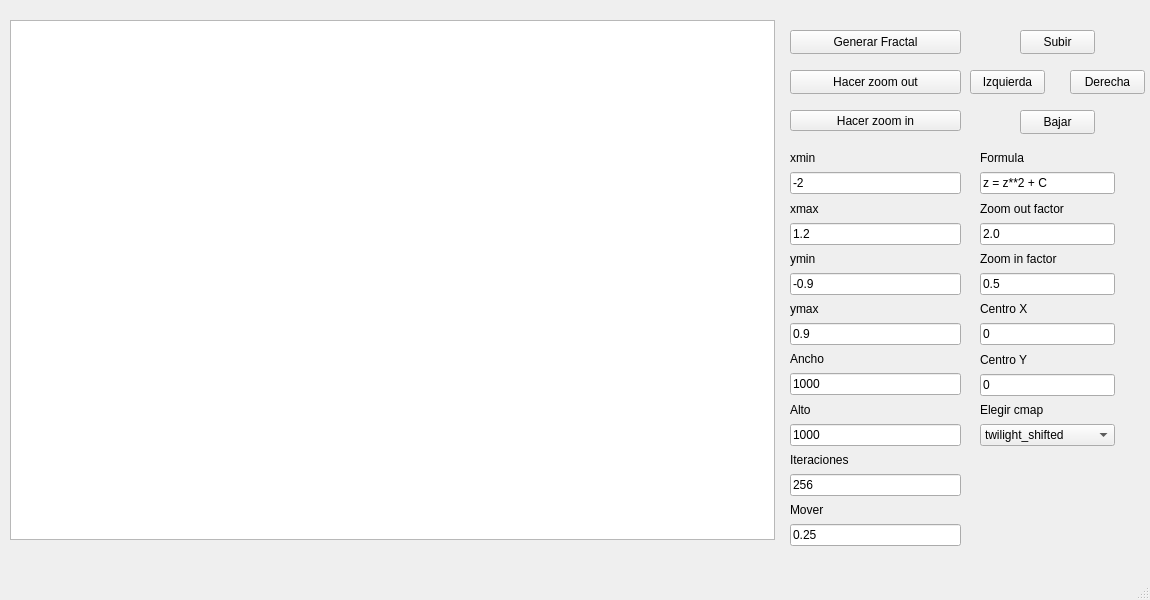
This is gui/MandelbrotGUI.ui in Gonzml1/Boundary as Qt 5 draws it before an edit. The edited form follows.
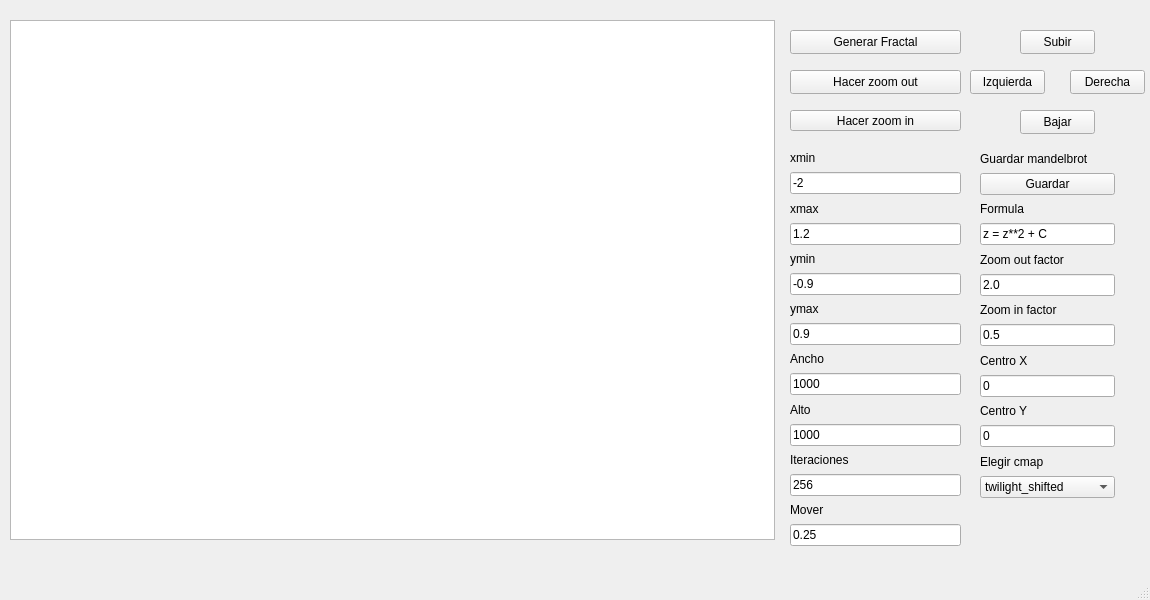
This is the edited form. Icons and pictures are not drawn.

Commit message: Funcion guardar

Diff of the .ui file:
```diff
--- a/gui/MandelbrotGUI.ui
+++ b/gui/MandelbrotGUI.ui
@@ -252,10 +252,24 @@
       <x>980</x>
       <y>150</y>
       <width>135</width>
-      <height>296</height>
+      <height>348</height>
      </rect>
     </property>
     <layout class="QVBoxLayout" name="verticalLayout_2">
+     <item>
+      <widget class="QLabel" name="guardar_label">
+       <property name="text">
+        <string>Guardar mandelbrot</string>
+       </property>
+      </widget>
+     </item>
+     <item>
+      <widget class="QPushButton" name="boton_guardar">
+       <property name="text">
+        <string>Guardar</string>
+       </property>
+      </widget>
+     </item>
      <item>
       <widget class="QLabel" name="formula_label">
        <property name="text">
```
The commit also changes 2 other files.
